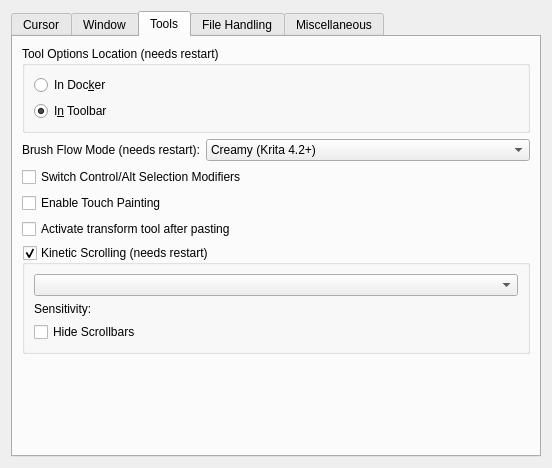
First picture: the form in libs/ui/forms/wdggeneralsettings.ui, repository KDE/krita, before the edit.
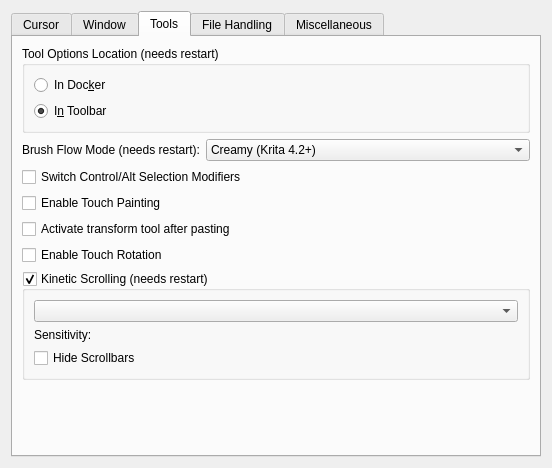
Second picture: the form after the edit. The open tabs and pages were chosen to show the change. Custom widgets are drawn as their Qt base class.

Commit message:
Add option for disabling touch-rotation
Maniphest: T10784

Patch:
```diff
--- a/libs/ui/forms/wdggeneralsettings.ui
+++ b/libs/ui/forms/wdggeneralsettings.ui
@@ -445,6 +445,13 @@
          </property>
         </widget>
        </item>
+       <item>
+        <widget class="QCheckBox" name="chkEnableTouchRotation">
+         <property name="text">
+          <string>Enable Touch Rotation</string>
+         </property>
+        </widget>
+       </item>
        <item>
         <widget class="QGroupBox" name="m_groupBoxKineticScrollingSettings">
          <property name="title">
```
The commit also changes 5 other files.
